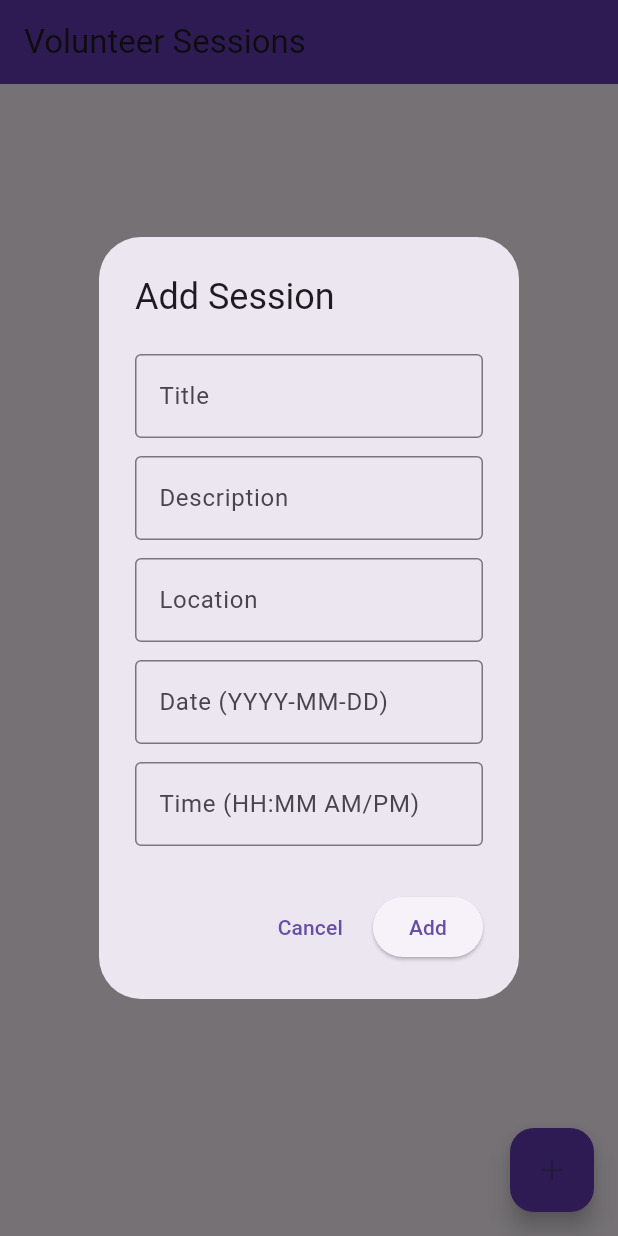
After one commit to zeeshan-511/madpbl, a Flutter app: the VolunteerSessionsPage screen opened directly, after a tap on the "add" icon, on a phone screen of 412 x 824 dp. The commit adds this screen. Run offline on Flutter 3.47's test engine with Material 3 defaults, Android fonts, the light colour scheme and no system bars; our stand-ins replace animate_do, cloud_firestore, firebase_auth, firebase_core, flutter_svg, geolocator and 4 more; accounts and stored records are empty.

Commit message:
all changes

```diff
--- a/lib/Admin.dart
+++ b/lib/Admin.dart
@@ -1,9 +1,8 @@
 import 'package:flutter/material.dart';
 import 'package:cloud_firestore/cloud_firestore.dart';
-import 'firebase_options.dart';
-import 'package:firebase_core/firebase_core.dart';
 import 'package:intl/intl.dart';
 import 'package:madpbl/contact_messages_page.dart';
+import 'package:madpbl/volunteer_sessions_page.dart';
 
 class AdminPanelApp extends StatelessWidget {
   @override
@@ -67,8 +66,10 @@ class _AdminHomeScreenState extends State<AdminHomeScreen> {
             _buildDrawerItem(Icons.fastfood, 'Donations', DonationsPage()),
             _buildDrawerItem(Icons.list_alt, 'Requests', RequestsPage()),
 
+
             // --- CHANGE THIS LINE ---
             _buildDrawerItem(Icons.mail, 'Contact Messages',  ContactMessagesPage()),
+           _buildDrawerItem(Icons.volunteer_activism, 'Volunteer Sessions', VolunteerSessionsPage()),
 
             // Changed icon and page
             // _buildDrawerItem(Icons.pie_chart, 'Reports', ReportsPage()), // You can keep ReportsPage if you still need it for other reports
--- /dev/null
+++ b/lib/volunteer_sessions_page.dart
@@ -0,0 +1,215 @@
+import 'package:flutter/material.dart';
+import 'package:sqflite/sqflite.dart';
+import 'package:path/path.dart';
+
+void main() => runApp(MaterialApp(home: VolunteerSessionsPage()));
+
+class VolunteerSessionsPage extends StatefulWidget {
+  @override
+  _VolunteerSessionsPageState createState() => _VolunteerSessionsPageState();
+}
+
+class _VolunteerSessionsPageState extends State<VolunteerSessionsPage> {
+  late Database db;
+  List<Map<String, dynamic>> sessions = [];
+
+  final TextEditingController titleController = TextEditingController();
+  final TextEditingController descriptionController = TextEditingController();
+  final TextEditingController locationController = TextEditingController();
+  final TextEditingController dateController = TextEditingController();
+  final TextEditingController timeController = TextEditingController();
+
+  @override
+  void initState() {
+    super.initState();
+    initDb();
+  }
+
+  Future<void> initDb() async {
+    final dbPath = await getDatabasesPath();
+    db = await openDatabase(
+      join(dbPath, 'sessions.db'),
+      version: 1,
+      onCreate: (Database database, int version) async {
+        await database.execute('''
+          CREATE TABLE sessions (
+            id INTEGER PRIMARY KEY AUTOINCREMENT,
+            title TEXT,
+            description TEXT,
+            location TEXT,
+            date TEXT,
+            time TEXT
+          )
+        ''');
+      },
+    );
+    fetchSessions();
+  }
+
+  Future<void> fetchSessions() async {
+    final data = await db.query('sessions', orderBy: 'id DESC');
+    setState(() {
+      sessions = data;
+    });
+  }
+
+  Future<void> insertSession() async {
+    await db.insert('sessions', {
+      'title': titleController.text,
+      'description': descriptionController.text,
+      'location': locationController.text,
+      'date': dateController.text,
+      'time': timeController.text,
+    });
+    clearFields();
+    fetchSessions();
+  }
+
+  Future<void> updateSession(int id) async {
+    await db.update(
+      'sessions',
+      {
+        'title': titleController.text,
+        'description': descriptionController.text,
+        'location': locationController.text,
+        'date': dateController.text,
+        'time': timeController.text,
+      },
+      where: 'id = ?',
+      whereArgs: [id],
+    );
+    clearFields();
+    fetchSessions();
+  }
+
+  Future<void> deleteSession(int id) async {
+    await db.delete('sessions', where: 'id = ?', whereArgs: [id]);
+    fetchSessions();
+  }
+
+  void clearFields() {
+    titleController.clear();
+    descriptionController.clear();
+    locationController.clear();
+    dateController.clear();
+    timeController.clear();
+  }
+
+  void showSessionDialog({Map<String, dynamic>? session}) {
+    if (session != null) {
+      titleController.text = session['title'];
+      descriptionController.text = session['description'];
+      locationController.text = session['location'];
+      dateController.text = session['date'];
+      timeController.text = session['time'];
+    }
+
+    showDialog(
+      context: this.context,
+      builder: (ctx) => AlertDialog(
+        title: Text(session == null ? 'Add Session' : 'Update Session'),
+        content: SingleChildScrollView(
+          child: Column(
+            children: [
+              textField(titleController, 'Title'),
+              textField(descriptionController, 'Description'),
+              textField(locationController, 'Location'),
+              textField(dateController, 'Date (YYYY-MM-DD)'),
+              textField(timeController, 'Time (HH:MM AM/PM)'),
+            ],
+          ),
+        ),
+        actions: [
+          TextButton(
+            child: Text("Cancel"),
+            onPressed: () {
+              clearFields();
+              Navigator.pop(ctx);
+            },
+          ),
+          ElevatedButton(
+            child: Text(session == null ? "Add" : "Update"),
+            onPressed: () {
+              if (titleController.text.isNotEmpty &&
+                  descriptionController.text.isNotEmpty &&
+                  locationController.text.isNotEmpty &&
+                  dateController.text.isNotEmpty &&
+                  timeController.text.isNotEmpty) {
+                if (session == null) {
+                  insertSession();
+                } else {
+                  updateSession(session['id']);
+                }
+                Navigator.pop(ctx);
+              }
+            },
+          ),
+        ],
+      ),
+    );
+  }
+
+  Widget textField(TextEditingController controller, String label) {
+    return Padding(
+      padding: EdgeInsets.symmetric(vertical: 6),
+      child: TextField(
+        controller: controller,
+        decoration: InputDecoration(
+          labelText: label,
+          border: OutlineInputBorder(),
+        ),
+      ),
+    );
+  }
+
+  @override
+  Widget build(BuildContext context) {
+    return Scaffold(
+      appBar: AppBar(
+        title: Text("Volunteer Sessions"),
+        backgroundColor: Colors.deepPurple,
+      ),
+      floatingActionButton: FloatingActionButton(
+        child: Icon(Icons.add),
+        backgroundColor: Colors.deepPurple,
+        onPressed: () => showSessionDialog(),
+      ),
+      body: sessions.isEmpty
+          ? Center(child: Text("No sessions yet"))
+          : ListView.builder(
+        itemCount: sessions.length,
+        itemBuilder: (ctx, index) {
+          final s = sessions[index];
+          return Card(
+            margin: EdgeInsets.all(8),
+            child: ListTile(
+              title: Text(s['title'], style: TextStyle(fontWeight: FontWeight.bold)),
+              subtitle: Column(
+                crossAxisAlignment: CrossAxisAlignment.start,
+                children: [
+                  Text("Description: ${s['description']}"),
+                  Text("Location: ${s['location']}"),
+                  Text("Date: ${s['date']}"),
+                  Text("Time: ${s['time']}"),
+                ],
+              ),
+              trailing: Row(
+                mainAxisSize: MainAxisSize.min,
+                children: [
+                  IconButton(
+                    icon: Icon(Icons.edit, color: Colors.blue),
+                    onPressed: () => showSessionDialog(session: s),
+                  ),
+                  IconButton(
+                    icon: Icon(Icons.delete, color: Colors.red),
+                    onPressed: () => deleteSession(s['id']),
+                  ),
+                ],
+              ),
+            ),
+          );
+        },
+      ),
+    );
+  }
+}
--- a/pubspec.yaml
+++ b/pubspec.yaml
@@ -25,7 +25,9 @@ dependencies:
   flutter_map: ^8.1.1 # For displaying maps (optional)
   latlong2: ^0.9.1
   sqflite: ^2.4.2
-  path: ^1.8.3
+  path_provider: ^2.1.1
+  webview_flutter: ^4.2.2
+  crypto: ^3.0.2
 
 
 dev_dependencies:
```
Also changed, not shown: lib/home_screen.dart (+33 -22 lines), lib/topup_balance_page.dart (added, +94 -0 lines), lib/user_sessions_page.dart (added, +189 -0 lines), pubspec.lock, 2 other files.
